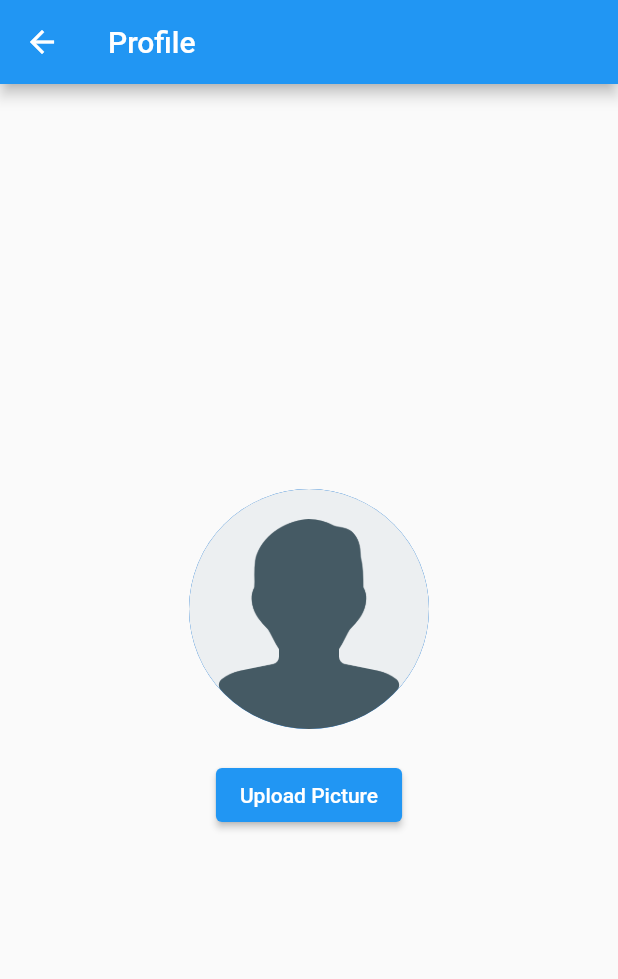
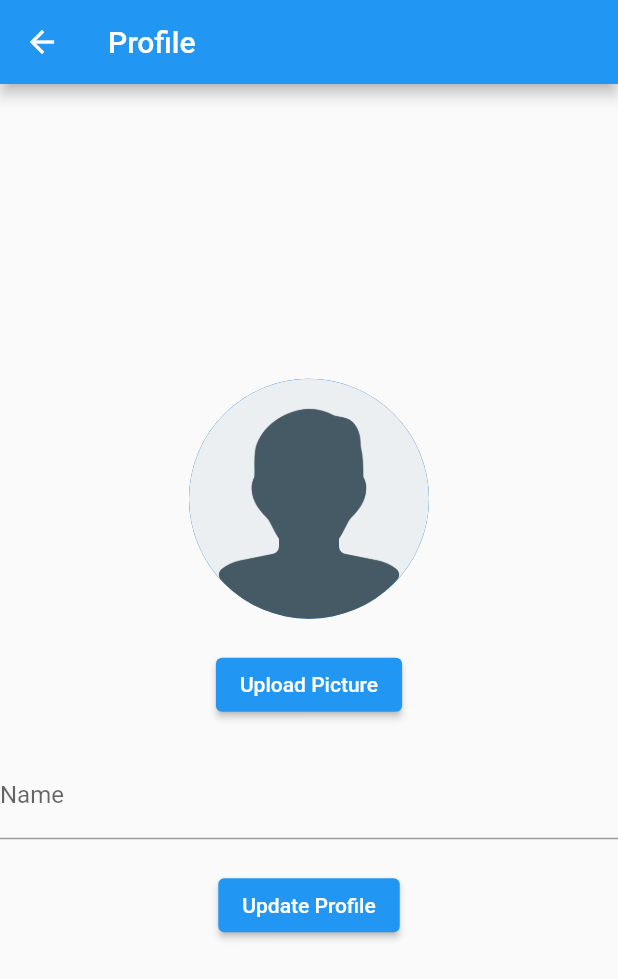
Before and after one commit to sagexfors/basicprog, a Flutter app: the screen it shows once a user with an empty profile is signed in, in the side drawer, after a tap on "Profile", on a phone screen of 412 x 824 dp. Shown: the top 979 px of the screen. Run offline on Flutter 3.47's test engine with Material 2 defaults, Android fonts, the phone set to English and light mode, and no system bars; our stand-ins replace cloud_firestore, firebase_auth, firebase_core, firebase_storage, flutter_svg, image_picker; accounts and stored records are empty; generated files the repository leaves out were written again.

Commit message:
Add profile data, fix Circle avatar

```diff
--- a/lib/Pages/home_page.dart
+++ b/lib/Pages/home_page.dart
@@ -2,6 +2,7 @@ import 'package:basicprog/Pages/profile_page.dart';
 import 'package:basicprog/Pages/quizzes_page.dart';
 import 'package:basicprog/Pages/reset_password_page.dart';
 import 'package:firebase_auth/firebase_auth.dart';
+import 'package:firebase_storage/firebase_storage.dart';
 import 'package:flutter/material.dart';
 
 import 'activities_page.dart';
@@ -57,7 +58,7 @@ class NavigationDrawer extends StatelessWidget {
             onTap: () {
               Navigator.push(
                 context,
-                MaterialPageRoute(builder: (context) => ProfilePage()),
+                MaterialPageRoute(builder: (context) => const ProfilePage()),
               );
             },
           ),
@@ -131,6 +132,25 @@ class DrawerHeaderWidget extends StatelessWidget {
 
   const DrawerHeaderWidget({Key? key, required this.user}) : super(key: key);
 
+  Future<String?> _getUserProfilePicture() async {
+    final user = FirebaseAuth.instance.currentUser;
+    if (user != null) {
+      final storageReference =
+          FirebaseStorage.instance.ref().child('profile_pictures/${user.uid}');
+      final listResult = await storageReference.listAll();
+
+      if (listResult.items.isNotEmpty) {
+        // User has a profile picture, retrieve the first image in the folder
+        final profilePictureRef = listResult.items.first;
+        final imageUrl = await profilePictureRef.getDownloadURL();
+        return imageUrl;
+      }
+    }
+
+    // User is not logged in or doesn't have a profile picture, return null
+    return null;
+  }
+
   @override
   Widget build(BuildContext context) {
     return DrawerHeader(
@@ -141,10 +161,32 @@ class DrawerHeaderWidget extends StatelessWidget {
         crossAxisAlignment: CrossAxisAlignment.start,
         mainAxisAlignment: MainAxisAlignment.end,
         children: [
-          CircleAvatar(
-            radius: 30,
-            backgroundImage: NetworkImage(user!.photoURL ?? ''),
-            //TODO: get image from cloud firestore instead. if no image then default avatar.
+          FutureBuilder<String?>(
+            future: _getUserProfilePicture(),
+            builder: (BuildContext context, AsyncSnapshot<String?> snapshot) {
+              if (snapshot.connectionState == ConnectionState.waiting) {
+                // While waiting for the future to complete, show a loading indicator
+                return const CircularProgressIndicator();
+              } else if (snapshot.hasError) {
+                // If an error occurred while fetching the profile picture, show an error message
+                return Text('Error: ${snapshot.error}');
+              } else {
+                final imageUrl = snapshot.data;
+                if (imageUrl != null) {
+                  // User has a profile picture, display it in the CircleAvatar
+                  return CircleAvatar(
+                    radius: 30,
+                    backgroundImage: NetworkImage(imageUrl),
+                  );
+                } else {
+                  // User is not logged in or doesn't have a profile picture, display default avatar
+                  return const CircleAvatar(
+                    radius: 30,
+                    backgroundImage: AssetImage('assets/default_avatar.png'),
+                  );
+                }
+              }
+            },
           ),
           const SizedBox(height: 8),
           const Text(
--- a/lib/Pages/profile_page.dart
+++ b/lib/Pages/profile_page.dart
@@ -4,9 +4,10 @@ import 'package:firebase_auth/firebase_auth.dart';
 import 'package:flutter/material.dart';
 import 'package:firebase_storage/firebase_storage.dart';
 import 'package:image_picker/image_picker.dart';
+import 'package:cloud_firestore/cloud_firestore.dart';
 
 class ProfilePage extends StatefulWidget {
-  const ProfilePage({super.key});
+  const ProfilePage({Key? key}) : super(key: key);
 
   @override
   State<ProfilePage> createState() => _ProfilePageState();
@@ -17,6 +18,7 @@ class _ProfilePageState extends State<ProfilePage> {
   String _imageUrl = '';
   final String _defaultAvatarUrl =
       'assets/default_avatar.png'; // Replace with your default avatar image path
+  final TextEditingController _nameController = TextEditingController();
 
   Future<void> _uploadImage() async {
     final user = FirebaseAuth.instance.currentUser;
@@ -55,8 +57,36 @@ class _ProfilePageState extends State<ProfilePage> {
       }
     }
 
-    // User is not logged in or doesn't have a profile picture
+    // User is not logged in or doesn't have a profile picture, return null
     return null;
+  }
+
+  Future<void> _updateProfileData() async {
+    final user = FirebaseAuth.instance.currentUser;
+    if (user != null) {
+      final name = _nameController.text.trim();
+
+      try {
+        // Access the "users" collection in Firestore
+        final usersCollection = FirebaseFirestore.instance.collection('users');
+
+        // Check if the user's document exists
+        final docSnapshot = await usersCollection.doc(user.uid).get();
+        if (docSnapshot.exists) {
+          // Update the existing document
+          await usersCollection.doc(user.uid).update({
+            'name': name,
+          });
+        } else {
+          // Create a new document with the UID as the document ID
+          await usersCollection.doc(user.uid).set({
+            'name': name,
+          });
+        }
+
+        // Show a success message or perform any other actions after successful update
+      } catch (e) {}
+    }
   }
 
   @override
@@ -101,6 +131,18 @@ class _ProfilePageState extends State<ProfilePage> {
               onPressed: _uploadImage,
               child: const Text('Upload Picture'),
             ),
+            const SizedBox(height: 20),
+            TextFormField(
+              controller: _nameController,
+              decoration: const InputDecoration(
+                labelText: 'Name',
+              ),
+            ),
+            const SizedBox(height: 20),
+            ElevatedButton(
+              onPressed: _updateProfileData,
+              child: const Text('Update Profile'),
+            ),
           ],
         ),
       ),
```
